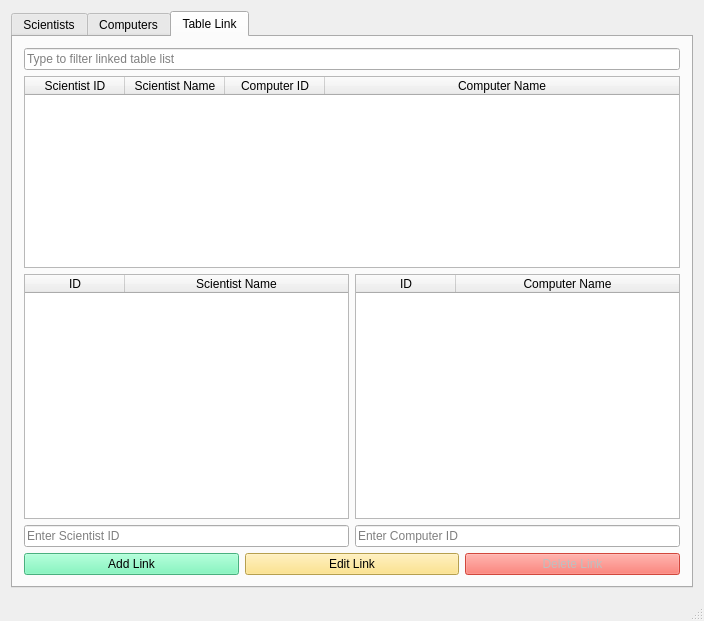
Old version of the form mainwindow.ui in the repository marin16/Skil3.
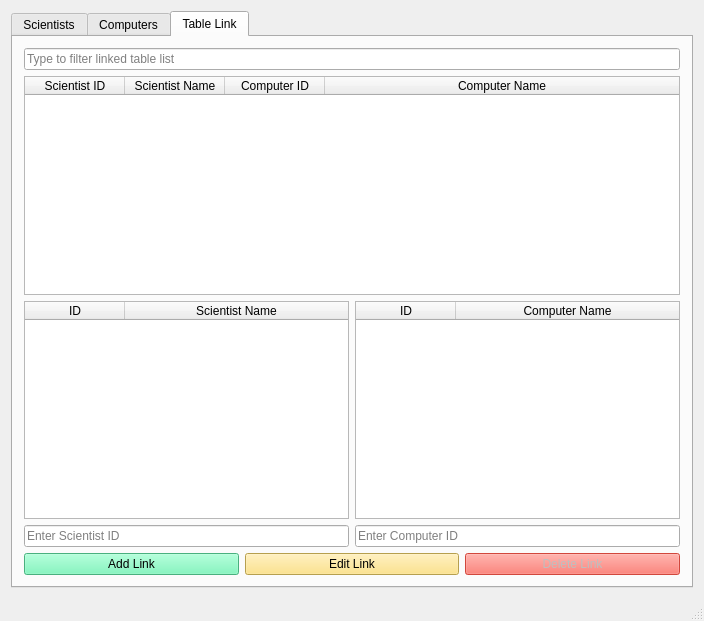
New version of the form.

Commit message: Link windows equal

Patch:
```diff
--- a/mainwindow.ui
+++ b/mainwindow.ui
@@ -412,7 +412,7 @@
          </layout>
         </item>
         <item>
-         <layout class="QVBoxLayout" name="verticalLayout_5" stretch="0,4">
+         <layout class="QVBoxLayout" name="verticalLayout_5" stretch="0,0">
           <item>
            <widget class="QTableWidget" name="tableTableLink">
             <property name="styleSheet">
```
Left out of the diff: 2 changed lines with no effect on the pictures.
